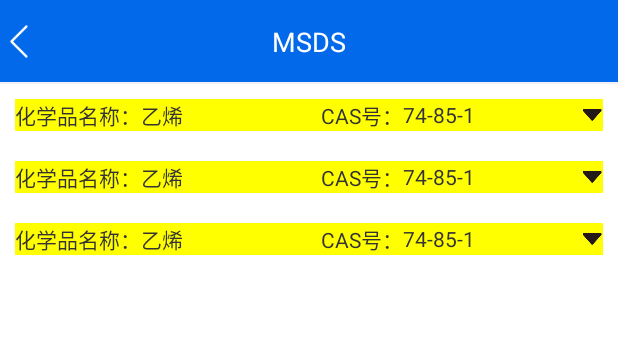
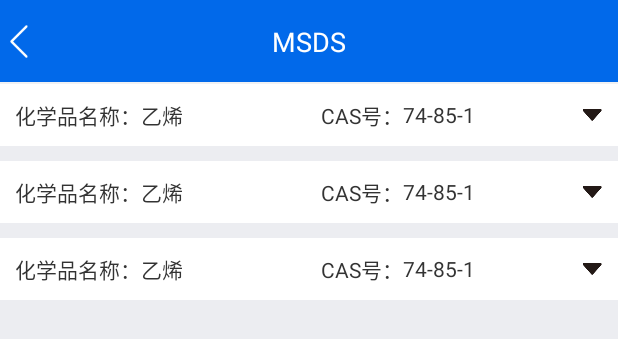
Before and after one commit to wanzz008/ScooperDemo, an Android app: the layout activity_msds.xml on its own in the app's theme, with its tools: preview values and no code run, on a phone screen of 412 x 824 dp. Shown: the top 339 px of the screen. Run offline under Robolectric (Android 15) with nearby library versions, the phone set to English and light mode, and no system bars.

Commit message:
调整ui

```diff
--- a/app/src/main/res/layout/activity_emergency_plan.xml
+++ b/app/src/main/res/layout/activity_emergency_plan.xml
@@ -4,7 +4,7 @@
     xmlns:tools="http://schemas.android.com/tools"
     android:layout_width="match_parent"
     android:layout_height="match_parent"
-    android:background="@color/white"
+    android:background="@color/gray_background"
     android:orientation="vertical">
 
     <RelativeLayout
--- a/app/src/main/res/layout/activity_msds.xml
+++ b/app/src/main/res/layout/activity_msds.xml
@@ -40,6 +40,7 @@
 
     <android.support.v7.widget.RecyclerView
         android:id="@+id/rv_msds"
+        android:background="@color/gray_background"
         android:layout_width="match_parent"
         android:layout_height="match_parent"
         app:layoutManager="android.support.v7.widget.LinearLayoutManager"
--- a/app/src/main/res/layout/item_contact.xml
+++ b/app/src/main/res/layout/item_contact.xml
@@ -4,7 +4,9 @@
     xmlns:tools="http://schemas.android.com/tools"
     android:layout_width="match_parent"
     android:layout_height="wrap_content"
-    android:padding="10dp">
+    android:paddingTop="10dp"
+    android:paddingRight="10dp"
+    android:paddingLeft="10dp">
 
     <TextView
         android:id="@+id/tvUserName"
@@ -38,6 +40,7 @@
     <View
         android:layout_width="match_parent"
         android:layout_height="1dp"
+        android:layout_marginTop="10dp"
         android:layout_alignParentBottom="true"
         app:layout_constraintTop_toBottomOf="@+id/tvPhone"
         android:background="@color/background_color_light" />
--- a/app/src/main/res/layout/item_emergency_event.xml
+++ b/app/src/main/res/layout/item_emergency_event.xml
@@ -6,6 +6,7 @@
     android:layout_marginBottom="10dp"
     android:background="@color/white"
     android:orientation="vertical"
+    android:paddingLeft="10dp"
     android:paddingVertical="10dp">
 
     <LinearLayout
--- a/app/src/main/res/layout/item_msds.xml
+++ b/app/src/main/res/layout/item_msds.xml
@@ -4,13 +4,15 @@
     android:layout_width="match_parent"
     android:layout_height="wrap_content"
     android:orientation="vertical"
-    android:padding="10dp">
+    android:background="@color/gray_background"
+    android:paddingBottom="10dp">
 
     <LinearLayout
+        android:padding="10dp"
         android:id="@+id/llTitle"
         android:layout_width="match_parent"
         android:layout_height="wrap_content"
-        android:background="@color/yellow"
+        android:background="@color/white"
         android:gravity="center_vertical">
 
         <TextView
@@ -52,10 +54,10 @@
 
     <LinearLayout
         android:id="@+id/ll_more"
+        android:padding="10dp"
         android:layout_width="match_parent"
         android:layout_height="wrap_content"
-        android:layout_marginTop="10dp"
-        android:background="#ffcccc"
+        android:background="#fff"
         android:orientation="vertical"
         android:visibility="gone">
 
@@ -67,7 +69,7 @@
                 android:layout_width="wrap_content"
                 android:layout_height="wrap_content"
                 android:text="主要用途："
-                android:textColor="#333" />
+                android:textColor="#72555C" />
 
             <TextView
                 android:id="@+id/mainApplication"
@@ -85,7 +87,7 @@
                 android:layout_width="wrap_content"
                 android:layout_height="wrap_content"
                 android:text="健康危害："
-                android:textColor="#333" />
+                android:textColor="#72555C" />
 
             <TextView
                 android:id="@+id/healthRisk"
@@ -103,7 +105,7 @@
                 android:layout_width="wrap_content"
                 android:layout_height="wrap_content"
                 android:text="特别提示："
-                android:textColor="#333" />
+                android:textColor="#72555C" />
 
             <TextView
                 android:id="@+id/healthRisk2"
@@ -121,7 +123,7 @@
                 android:layout_width="wrap_content"
                 android:layout_height="wrap_content"
                 android:text="理化特性："
-                android:textColor="#333" />
+                android:textColor="#72555C" />
 
             <TextView
                 android:id="@+id/physicochemicalProperty"
@@ -139,7 +141,7 @@
                 android:layout_width="wrap_content"
                 android:layout_height="wrap_content"
                 android:text="危险性描述："
-                android:textColor="#333" />
+                android:textColor="#72555C" />
 
             <TextView
                 android:id="@+id/riskCodes"
--- a/app/src/main/res/values/colors.xml
+++ b/app/src/main/res/values/colors.xml
@@ -21,4 +21,6 @@
     <color name="black_alpha_54">#8a041835</color>
     <color name="black_alpha_90">#e6041835</color>
     <color name="background_color_light">#f0f1f3</color>
+
+    <color name="gray_background">#ECEDF1</color>
 </resources>
```
Also changed, not shown: app/src/main/res/layout/item_emergency_plan.xml (+12 -4 lines).
